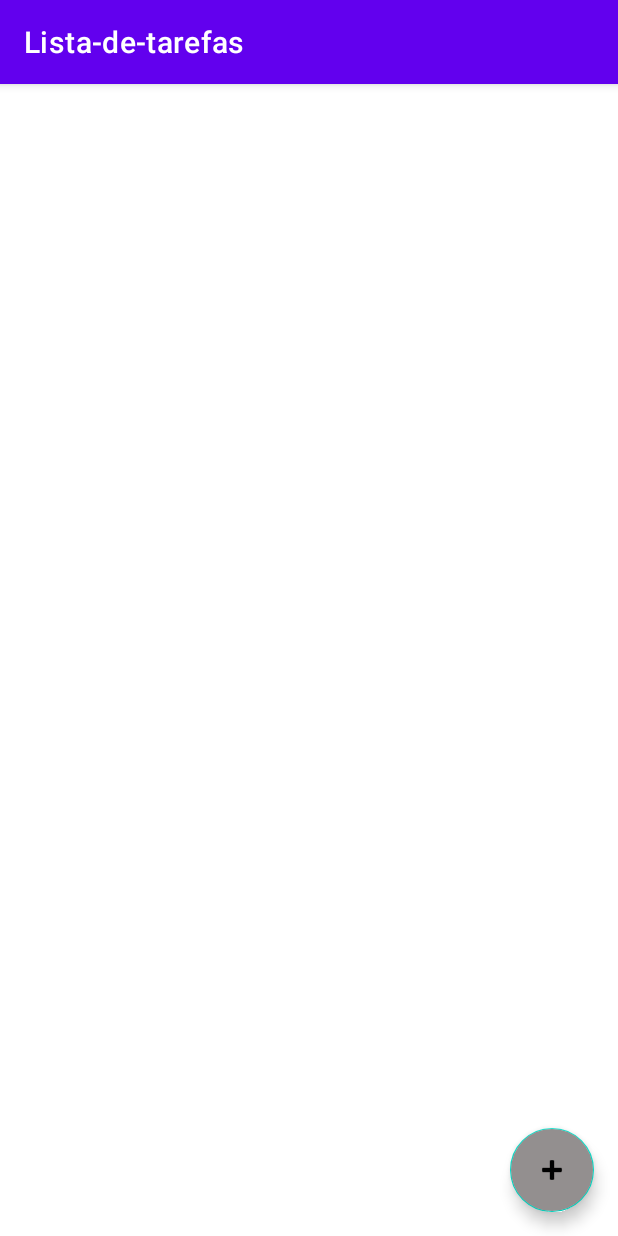
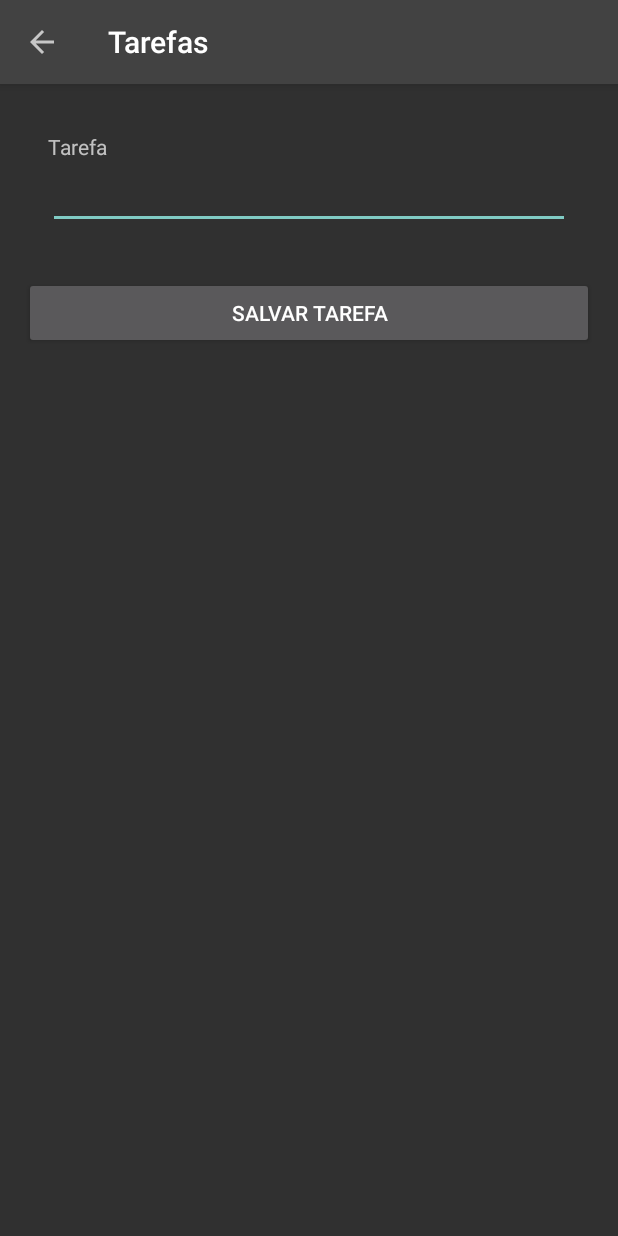
Before and after one commit to DuvCabrera/To-do-List, an Android app: the screen it shows after launch (MainActivity before the commit, TaskActivity after it), after a tap on an icon or button, on a phone screen of 412 x 824 dp. Run offline under Robolectric (Android 15) with nearby library versions, the phone set to English and light mode, and no system bars.

Commit message:
create baseactivity, taskactivity and activitytask, modified main, manifes, adapter

```diff
--- a/app/build.gradle
+++ b/app/build.gradle
@@ -1,6 +1,7 @@
 plugins {
     id 'com.android.application'
     id 'kotlin-android'
+    id 'kotlin-android-extensions'
 }
 
 android {
--- a/app/src/main/AndroidManifest.xml
+++ b/app/src/main/AndroidManifest.xml
@@ -9,6 +9,7 @@
         android:roundIcon="@mipmap/ic_launcher_round"
         android:supportsRtl="true"
         android:theme="@style/Theme.Listadetarefas">
+        <activity android:name=".task.TaskActivity"></activity>
         <activity android:name=".MainActivity">
             <intent-filter>
                 <action android:name="android.intent.action.MAIN" />
--- a/app/src/main/java/com/duv/lista_de_tarefas/MainActivity.kt
+++ b/app/src/main/java/com/duv/lista_de_tarefas/MainActivity.kt
@@ -1,24 +1,39 @@
 package com.duv.lista_de_tarefas
 
+import android.content.Intent
 import androidx.appcompat.app.AppCompatActivity
 import android.os.Bundle
 import androidx.recyclerview.widget.LinearLayoutManager
 import androidx.recyclerview.widget.RecyclerView
+import com.duv.lista_de_tarefas.bases.BaseActivity
+import com.duv.lista_de_tarefas.task.TaskActivity
 import com.google.android.material.floatingactionbutton.FloatingActionButton
+import kotlinx.android.synthetic.main.activity_main.*
 
-class MainActivity : AppCompatActivity() {
+class MainActivity : BaseActivity() {
 
     lateinit var recyclerView: RecyclerView
     lateinit var addButton: FloatingActionButton
+
+    private var adapter: TaskAdapter? = null
 
     override fun onCreate(savedInstanceState: Bundle?) {
         super.onCreate(savedInstanceState)
         setContentView(R.layout.activity_main)
 
+        setupToolBar(toolBar, "Lista de Tarefas", false)
+
         recyclerView = findViewById(R.id.recycler_view)
         recyclerView.layoutManager = LinearLayoutManager(this)
 
         addButton = findViewById(R.id.add_button)
-        addButton.setOnClickListener { }
+        addButton.setOnClickListener { val intent = Intent(
+            this, TaskActivity::class.java)
+            startActivity(intent)}
+
     }
+
+
+
+
 }
--- a/app/src/main/java/com/duv/lista_de_tarefas/TaskAdapter.kt
+++ b/app/src/main/java/com/duv/lista_de_tarefas/TaskAdapter.kt
@@ -24,9 +24,7 @@ class TaskAdapter(private val context: Context,
 
     }
 
-    override fun getItemCount(): Int {
-        TODO("Not yet implemented")
-    }
+    override fun getItemCount(): Int = list.size
 
 }
 
--- /dev/null
+++ b/app/src/main/java/com/duv/lista_de_tarefas/bases/BaseActivity.kt
@@ -0,0 +1,24 @@
+package com.duv.lista_de_tarefas.bases
+
+import android.R
+import android.view.MenuItem
+import androidx.appcompat.app.AppCompatActivity
+import androidx.appcompat.widget.Toolbar
+
+open class BaseActivity : AppCompatActivity(){
+    protected fun setupToolBar(toolBar: Toolbar, title: String, navgationBack: Boolean) {
+        toolBar.title = title
+        setSupportActionBar(toolBar)
+        supportActionBar?.setDisplayHomeAsUpEnabled(navgationBack)
+    }
+
+    override fun onOptionsItemSelected(item: MenuItem): Boolean {
+        when (item.itemId) {
+            R.id.home -> {
+                this.onBackPressed()
+                return true
+            }
+        }
+        return super.onOptionsItemSelected(item)
+    }
+}
--- /dev/null
+++ b/app/src/main/java/com/duv/lista_de_tarefas/task/TaskActivity.kt
@@ -0,0 +1,19 @@
+package com.duv.lista_de_tarefas.task
+
+import android.os.Bundle
+import com.duv.lista_de_tarefas.R
+import com.duv.lista_de_tarefas.bases.BaseActivity
+import kotlinx.android.synthetic.main.activity_task.*
+
+class TaskActivity : BaseActivity() {
+
+    private var idTask = -1
+
+    override fun onCreate(savedInstanceState: Bundle?) {
+        super.onCreate(savedInstanceState)
+        setContentView(R.layout.activity_task)
+        setupToolBar(toolBar,"Tarefas", true)
+
+
+    }
+}
--- /dev/null
+++ b/app/src/main/res/layout/activity_task.xml
@@ -0,0 +1,54 @@
+<?xml version="1.0" encoding="utf-8"?>
+<FrameLayout
+    xmlns:android="http://schemas.android.com/apk/res/android"
+    xmlns:app="http://schemas.android.com/apk/res-auto"
+    android:layout_width="match_parent"
+    android:layout_height="match_parent">
+
+    <LinearLayout
+        android:layout_width="match_parent"
+        android:layout_height="match_parent"
+        android:orientation="vertical">
+
+        <androidx.appcompat.widget.Toolbar
+            android:id="@+id/toolBar"
+            app:titleTextColor="#FFFFFF"
+            android:background="@color/cardview_dark_background"
+            android:elevation="4dp"
+            android:layout_width="match_parent"
+            android:layout_height="wrap_content"/>
+
+        <LinearLayout
+            android:layout_width="match_parent"
+            android:layout_height="match_parent"
+            android:padding="16dp"
+            android:orientation="vertical">
+
+            <LinearLayout
+                android:layout_width="match_parent"
+                android:layout_height="wrap_content"
+                android:padding="16dp"
+                android:orientation="vertical">
+
+                <TextView
+                    android:layout_width="match_parent"
+                    android:layout_height="wrap_content"
+                    android:text="@string/task_txt"/>
+
+                <EditText
+                    android:id="@+id/et_Task"
+                    android:layout_width="match_parent"
+                     android:layout_height="match_parent"/>
+            </LinearLayout>
+
+            <Button
+                android:id="@+id/btn_Salvar_Task"
+                android:layout_width="match_parent"
+                android:layout_height="wrap_content"
+                android:text="@string/save_task_btn"
+                android:layout_marginTop="16dp"
+                android:onClick="onClickSalvarTask"/>
+
+        </LinearLayout>
+    </LinearLayout>
+</FrameLayout>
--- a/app/src/main/res/values/strings.xml
+++ b/app/src/main/res/values/strings.xml
@@ -2,4 +2,6 @@
     <string name="app_name">Lista-de-tarefas</string>
     <string name="delete_button">Deletar</string>
     <string name="check_button">Concluir</string>
+    <string name="task_txt">Tarefa</string>
+    <string name="save_task_btn">Salvar Tarefa</string>
 </resources>
--- a/app/src/main/res/values/themes.xml
+++ b/app/src/main/res/values/themes.xml
@@ -1,6 +1,6 @@
 <resources xmlns:tools="http://schemas.android.com/tools">
     <!-- Base application theme. -->
-    <style name="Theme.Listadetarefas" parent="Theme.MaterialComponents.DayNight.DarkActionBar">
+    <style name="Theme.Listadetarefas" parent="Theme.AppCompat.NoActionBar">
         <!-- Primary brand color. -->
         <item name="colorPrimary">@color/purple_500</item>
         <item name="colorPrimaryVariant">@color/purple_700</item>
```
Also changed, not shown: app/src/main/res/layout/activity_main.xml (+27 -0 lines).
